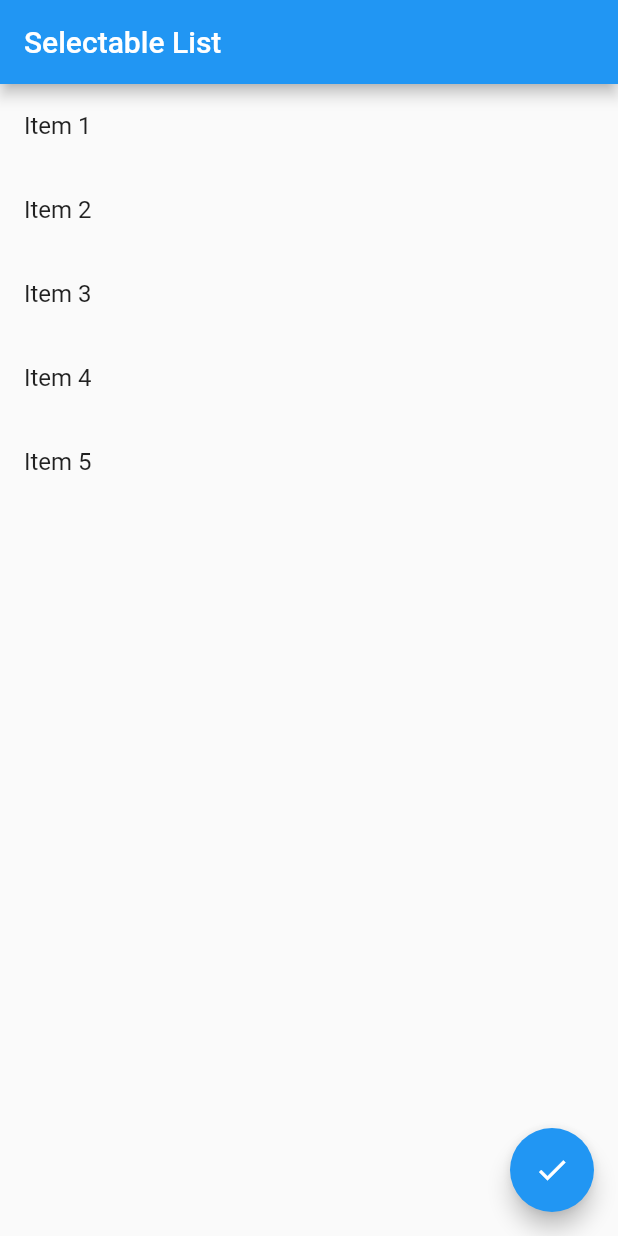
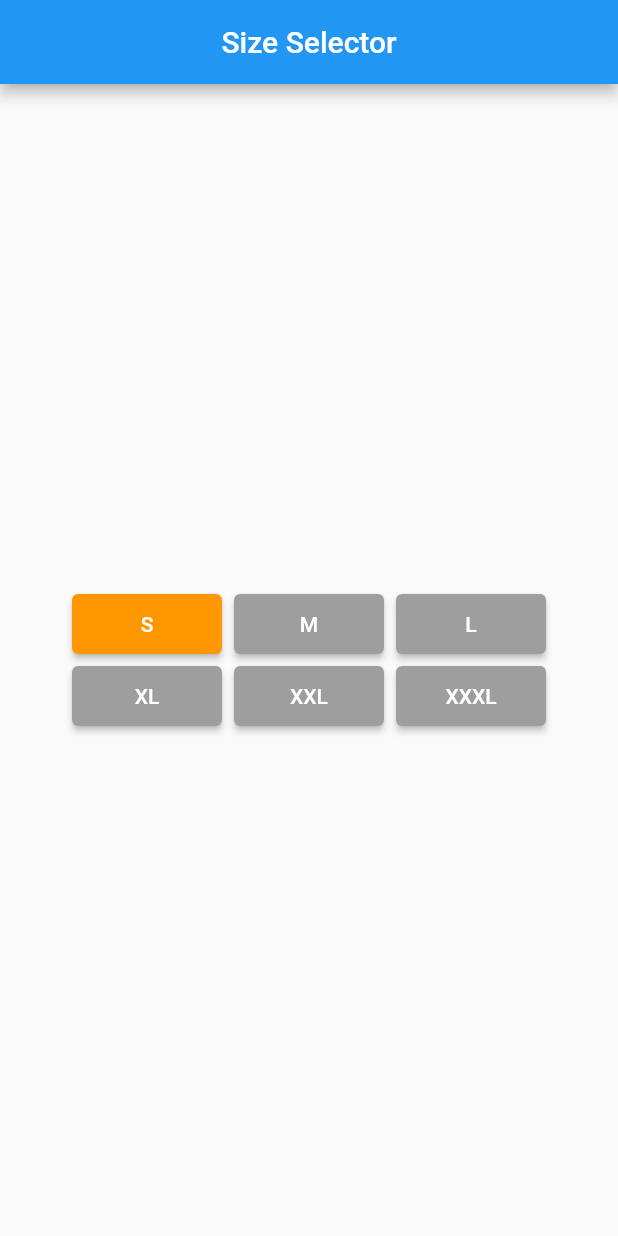
Before and after one commit to flucloxin500/Live_Test, a Flutter app: the screen it shows after launch, on a phone screen of 412 x 824 dp. Run offline on Flutter 3.47's test engine with Material 2 defaults, Android fonts, the phone set to English and light mode, and no system bars.

```diff
--- /dev/null
+++ b/lib/home_screen.dart
@@ -0,0 +1,90 @@
+import 'package:flutter/material.dart';
+
+
+class MyHomePage extends StatefulWidget {
+  @override
+  _MyHomePage createState() => _MyHomePage();
+}
+
+class _MyHomePage extends State<MyHomePage> {
+  Color _selectedColor = Colors.blue;
+  String _selectedSize = 'Small';
+
+  void _changeColorAndShowSnackbar(Color newColor, String newSize) {
+    setState(() {
+      _selectedColor = newColor;
+      _selectedSize = newSize;
+    });
+
+    ScaffoldMessenger.of(context).showSnackBar(
+      SnackBar(
+        content: Text('Selected Size: $_selectedSize'),
+      ),
+    );
+  }
+
+  Widget _buildColorButton(Color color, String size) {
+    return ElevatedButton(
+      onPressed: () {
+        _changeColorAndShowSnackbar(color, size);
+      },
+      style: ElevatedButton.styleFrom(primary: color),
+      child: Text(size),
+    );
+  }
+
+  @override
+  Widget build(BuildContext context) {
+    return Scaffold(
+      appBar: AppBar(
+        title: Text('Size Selector'),
+        centerTitle: true,
+      ),
+      body: Center(
+        child: Wrap(
+
+          runSpacing: 8,
+          spacing: 8,
+
+          children: [
+            Container(
+              width: 100,
+              height: 40,
+              child: _buildColorButton(Colors.orange, 'S'),
+            ),
+
+            Container(
+              height: 40,
+              width: 100,
+              child: _buildColorButton(Colors.grey, 'M'),
+            ),
+
+            Container(
+              height: 40,
+              width: 100,
+              child: _buildColorButton(Colors.grey, 'L'),
+            ),
+
+            Container(
+              height: 40,
+              width: 100,
+              child: _buildColorButton(Colors.grey, 'XL'),
+            ),
+
+            Container(
+              height: 40,
+              width: 100,
+              child: _buildColorButton(Colors.grey, 'XXL'),
+            ),
+
+            Container(
+              height: 40,
+              width: 100,
+              child: _buildColorButton(Colors.grey, 'XXXL'),
+            ),
+          ],
+        ),
+      ),
+    );
+  }
+}
--- a/lib/main.dart
+++ b/lib/main.dart
@@ -1,84 +1,18 @@
 import 'package:flutter/material.dart';
+import 'home_screen.dart';
+
 
 void main() {
   runApp(MyApp());
 }
 
 class MyApp extends StatelessWidget {
+  const MyApp({super.key});
+
   @override
   Widget build(BuildContext context) {
     return MaterialApp(
-      home: MyScreen(),
+      home: MyHomePage(),
     );
   }
 }
-
-class MyScreen extends StatefulWidget {
-  @override
-  _MyScreenState createState() => _MyScreenState();
-}
-
-class _MyScreenState extends State<MyScreen> {
-  List<String> items = [
-    "Item 1",
-    "Item 2",
-    "Item 3",
-    "Item 4",
-    "Item 5",
-  ];
-  List<bool> selectedItems = List.filled(5, false);
-
-  void toggleSelection(int index) {
-    setState(() {
-      selectedItems[index] = !selectedItems[index];
-    });
-  }
-
-  void _showSelectedItemsDialog() {
-    int count = selectedItems.where((selected) => selected).length;
-    showDialog(
-      context: context,
-      builder: (BuildContext context) {
-        return AlertDialog(
-          title: Text("Selected Items"),
-          content: Text("You have selected $count item(s)."),
-          actions: [
-            TextButton(
-              onPressed: () {
-                Navigator.of(context).pop();
-              },
-              child: Text("Close"),
-            ),
-          ],
-        );
-      },
-    );
-  }
-
-  @override
-  Widget build(BuildContext context) {
-    return Scaffold(
-      appBar: AppBar(
-        title: Text("Selectable List"),
-      ),
-      body: ListView.builder(
-        itemCount: items.length,
-        itemBuilder: (context, index) {
-          return ListTile(
-            title: Text(items[index]),
-            tileColor: selectedItems[index] ? Colors.blue : null,
-            onTap: () {
-              toggleSelection(index);
-            },
-          );
-        },
-      ),
-      floatingActionButton: FloatingActionButton(
-        onPressed: () {
-          _showSelectedItemsDialog();
-        },
-        child: Icon(Icons.check),
-      ),
-    );
-  }
-}
```
